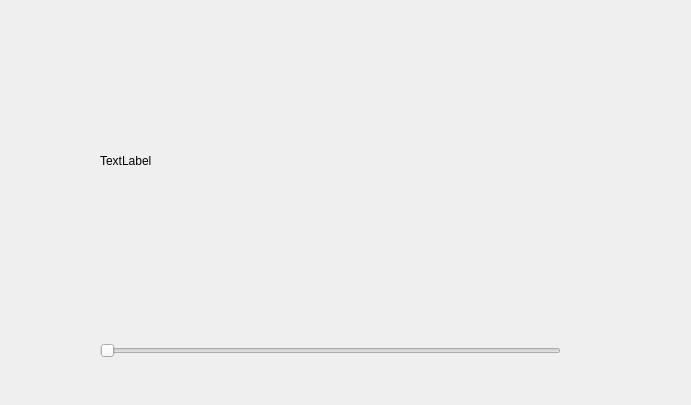
Qt form videoex/widget.ui (rmartinez2/FlashBack) before a commit.
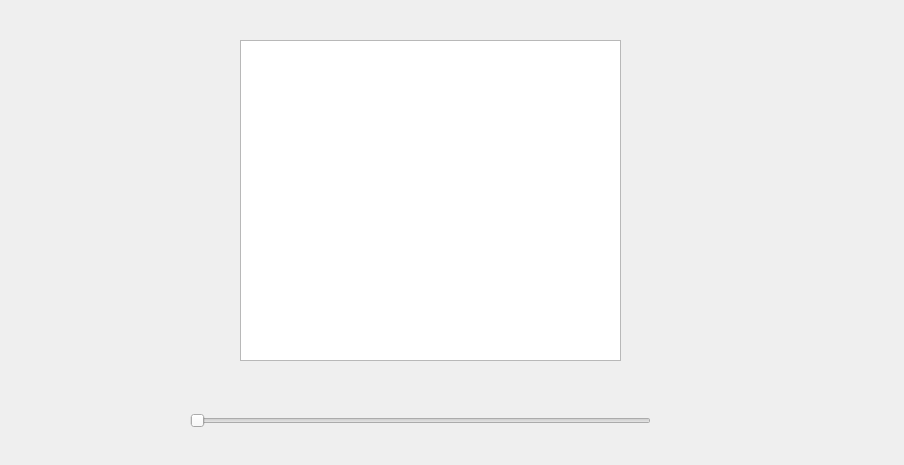
The same form after that commit.

```diff
--- a/videoex/widget.ui
+++ b/videoex/widget.ui
@@ -6,31 +6,18 @@
    <rect>
     <x>0</x>
     <y>0</y>
-    <width>691</width>
-    <height>405</height>
+    <width>904</width>
+    <height>465</height>
    </rect>
   </property>
   <property name="windowTitle">
    <string>Widget</string>
   </property>
-  <widget class="QLabel" name="imageLab">
-   <property name="geometry">
-    <rect>
-     <x>100</x>
-     <y>40</y>
-     <width>471</width>
-     <height>241</height>
-    </rect>
-   </property>
-   <property name="text">
-    <string>TextLabel</string>
-   </property>
-  </widget>
   <widget class="QSlider" name="horizontalSlider">
    <property name="geometry">
     <rect>
-     <x>100</x>
-     <y>340</y>
+     <x>190</x>
+     <y>410</y>
      <width>461</width>
      <height>22</height>
     </rect>
@@ -39,6 +26,16 @@
     <enum>Qt::Horizontal</enum>
    </property>
   </widget>
+  <widget class="QGraphicsView" name="graphicsView">
+   <property name="geometry">
+    <rect>
+     <x>240</x>
+     <y>40</y>
+     <width>381</width>
+     <height>321</height>
+    </rect>
+   </property>
+  </widget>
  </widget>
  <layoutdefault spacing="6" margin="11"/>
  <resources/>
```
